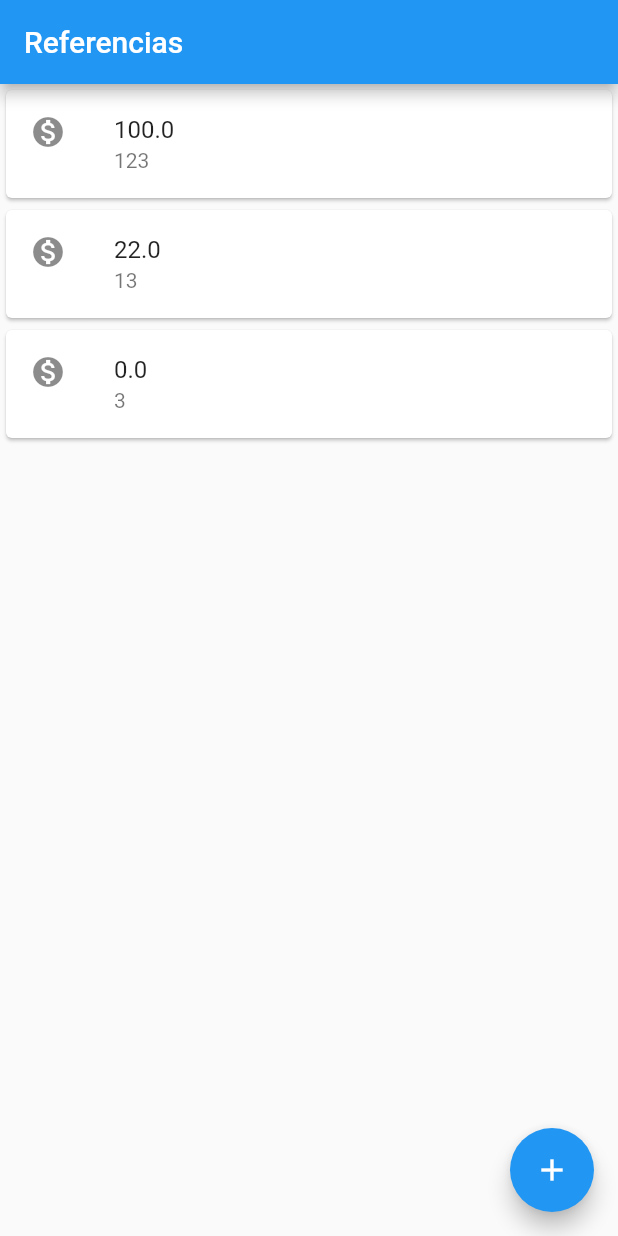
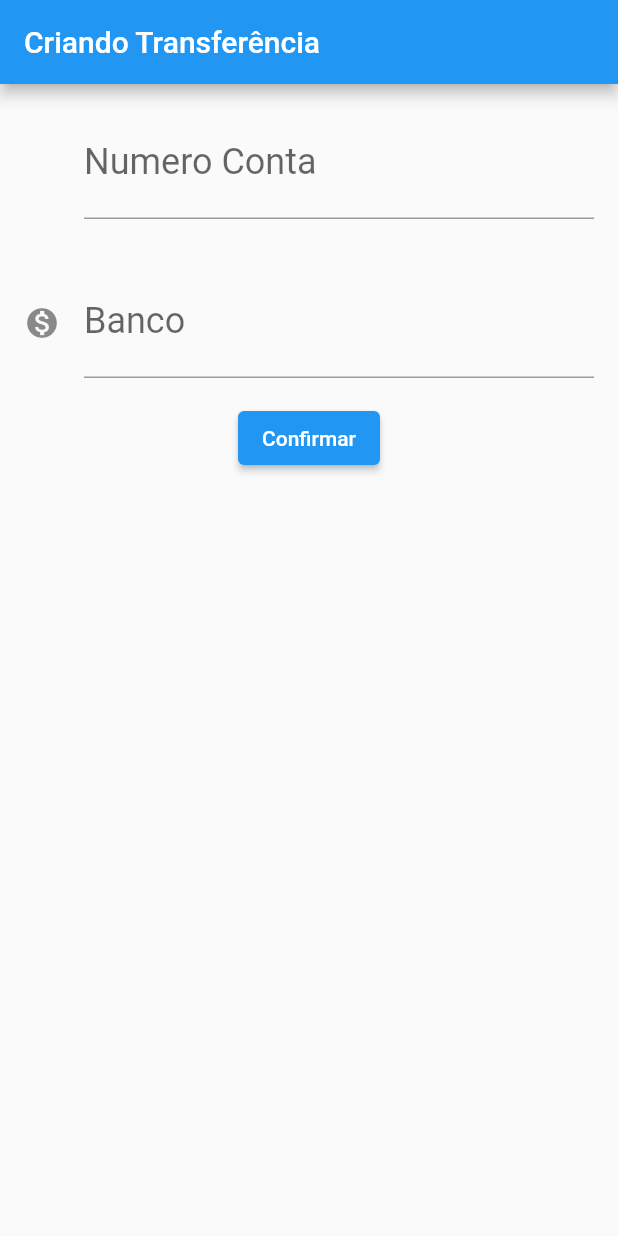
Before and after one commit to m0ol/PrimeiroProjetoFlutter, a Flutter app: the screen it shows after launch, on a phone screen of 412 x 824 dp. Run offline on Flutter 3.47's test engine with Material 2 defaults, Android fonts, the phone set to English and light mode, and no system bars.

Commit message:
Form completo com botão de log

```diff
--- a/lib/main.dart
+++ b/lib/main.dart
@@ -1,21 +1,80 @@
 import 'package:flutter/material.dart';
+import 'package:flutter/services.dart';
 
 void main() {
   runApp(
-    MaterialApp(
-      home: Scaffold(
-        body: ListaTransferencia(),
+    BytebankApp(),
+  );
+}
+
+class FormularioTransferencia extends StatelessWidget {
+  final TextEditingController _controladorCampoNumeroConta =
+      TextEditingController();
+  final TextEditingController _controladorCampoValor = TextEditingController();
+
+  @override
+  Widget build(BuildContext context) {
+    return Scaffold(
       appBar: AppBar(
-          title: Text(
-            "Referencias",
+        title: Text("Criando Transferência"),
       ),
+      body: Column(
+        children: [
+          Editor(
+              controlador: _controladorCampoNumeroConta,
+              rotulo: "Numero Conta",
+              dica: "0000",
+              icone: null),
+          Editor(
+            controlador: _controladorCampoValor,
+            rotulo: "Banco",
+            dica: "0000",
+            icone: Icons.monetization_on,
           ),
-        floatingActionButton: FloatingActionButton(
-          child: Icon(Icons.add),
+          ElevatedButton(
+            onPressed: () {
+              debugPrint('Clicou no confirmar');
+              final int numeroConta =
+                  int.tryParse(_controladorCampoNumeroConta.text);
+              final double valor = double.tryParse(_controladorCampoValor.text);
+
+              if (numeroConta != null && valor != null) {
+                final transferenciaCriada = Transferencia(valor, numeroConta);
+                debugPrint('$transferenciaCriada');
+              }
+            },
+            child: Text("Confirmar"),
           ),
-      ),
+        ],
       ),
     );
+  }
+}
+
+class Editor extends StatelessWidget {
+  final TextEditingController controlador;
+  final String rotulo;
+  final String dica;
+  final IconData icone;
+
+  Editor({this.controlador, this.rotulo, this.dica, this.icone});
+
+  @override
+  Widget build(BuildContext context) {
+    return Padding(
+      padding: const EdgeInsets.all(16.0),
+      child: TextField(
+        controller: controlador,
+        style: TextStyle(fontSize: 24.0),
+        decoration: InputDecoration(
+          icon: Icon(icone),
+          labelText: rotulo,
+          hintText: dica,
+        ),
+        keyboardType: TextInputType.number,
+      ),
+    );
+  }
 }
 
 class ListaTransferencia extends StatelessWidget {
@@ -23,12 +82,33 @@
   Widget build(BuildContext context) {
     // TODO: implement build
 
-    return Column(
+    return Scaffold(
+      appBar: AppBar(
+        title: Text(
+          "Referencias",
+        ),
+      ),
+      body: Column(
         children: [
           ItemTransferencia(Transferencia(100, 123)),
           ItemTransferencia(Transferencia(22, 13)),
           ItemTransferencia(Transferencia(0, 3)),
         ],
+      ),
+      floatingActionButton: FloatingActionButton(
+        child: Icon(Icons.add),
+      ),
+    );
+  }
+}
+
+class BytebankApp extends StatelessWidget {
+  @override
+  Widget build(BuildContext context) {
+    return MaterialApp(
+      home: Scaffold(
+        body: FormularioTransferencia(),
+      ),
     );
   }
 }
@@ -56,4 +136,8 @@
   final int conta;
 
   const Transferencia(this.banco, this.conta);
+
+  String toString() {
+    return 'Transferencia`{valor: $banco, numerocont:$conta';
   }
+}
```
Lines whose indentation alone changed are shown as unchanged.
